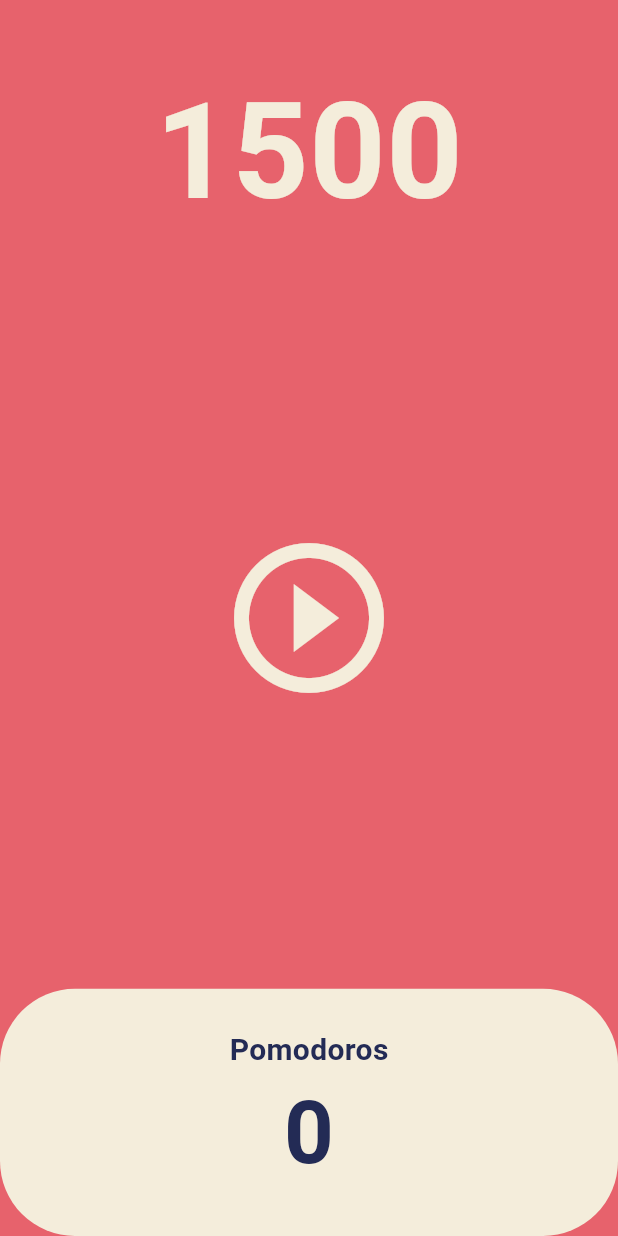
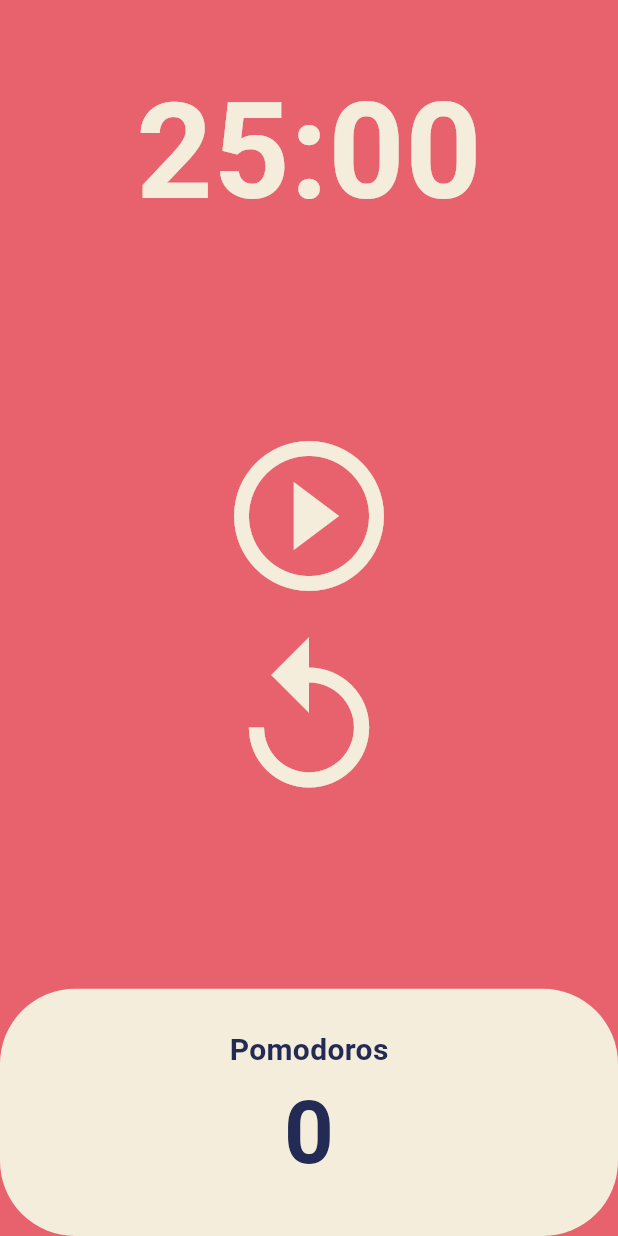
Before and after one commit to Jerry-ko/pomodoro, a Flutter app: the screen it shows after launch, on a phone screen of 412 x 824 dp. Run offline on Flutter 3.47's test engine with Material 3 defaults, Android fonts, the phone set to English and light mode, and no system bars.

Commit message:
date format

```diff
--- a/lib/screens/home_screen.dart
+++ b/lib/screens/home_screen.dart
@@ -10,14 +10,25 @@ class HomeScreen extends StatefulWidget {
 }
 
 class _HomeScreenState extends State<HomeScreen> {
-  int totalSeconds = 1500;
+  static const twentyFiveMinutes = 1500;
+  int totalSeconds = twentyFiveMinutes;
   bool isRunning = false;
+  int totalPomodoros = 0;
   late Timer timer;
 
   void onTick(Timer timer) {
+    if (totalSeconds == 0) {
+      setState(() {
+        totalPomodoros = totalPomodoros + 1;
+        isRunning = false;
+        totalSeconds = twentyFiveMinutes;
+      });
+      timer.cancel();
+    } else {
       setState(() {
         totalSeconds = totalSeconds - 1;
       });
+    }
   }
 
   void onStartPressed() {
@@ -37,6 +48,19 @@ class _HomeScreenState extends State<HomeScreen> {
     });
   }
 
+  void onReplayPressed() {
+    timer.cancel();
+    setState(() {
+      totalSeconds = twentyFiveMinutes;
+      isRunning = false;
+    });
+  }
+
+  String format(int seconds) {
+    var duration = Duration(seconds: seconds);
+    return duration.toString().split('.').first.substring(2, 7);
+  }
+
   @override
   Widget build(BuildContext context) {
     return Scaffold(
@@ -48,7 +72,7 @@ class _HomeScreenState extends State<HomeScreen> {
             child: Container(
               alignment: Alignment.bottomCenter,
               child: Text(
-                "$totalSeconds",
+                format(totalSeconds),
                 style: TextStyle(
                   color: Theme.of(context).cardColor,
                   fontSize: 89,
@@ -60,13 +84,25 @@ class _HomeScreenState extends State<HomeScreen> {
           Flexible(
             flex: 3,
             child: Center(
-              child: IconButton(
+              child: Column(
+                mainAxisAlignment: MainAxisAlignment.center,
+                children: [
+                  IconButton(
                     iconSize: 120,
                     color: Theme.of(context).cardColor,
                     onPressed: isRunning ? onPausePressed : onStartPressed,
                     icon: Icon(isRunning
                         ? Icons.pause_circle_outlined
                         : Icons.play_circle_outline),
+                  ),
+                  IconButton(
+                      iconSize: 120,
+                      color: Theme.of(context).cardColor,
+                      onPressed: onReplayPressed,
+                      icon: const Icon(
+                        Icons.replay_outlined,
+                      ))
+                ],
               ),
             ),
           ),
@@ -94,7 +130,7 @@ class _HomeScreenState extends State<HomeScreen> {
                           ),
                         ),
                         Text(
-                          "0",
+                          "$totalPomodoros",
                           style: TextStyle(
                             fontSize: 58,
                             fontWeight: FontWeight.w600,
```
Lines whose indentation alone changed are shown as unchanged.
